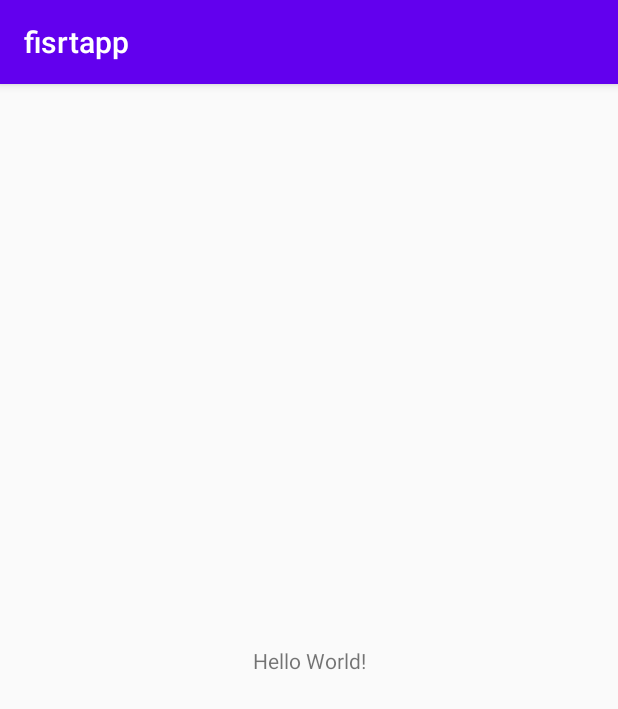
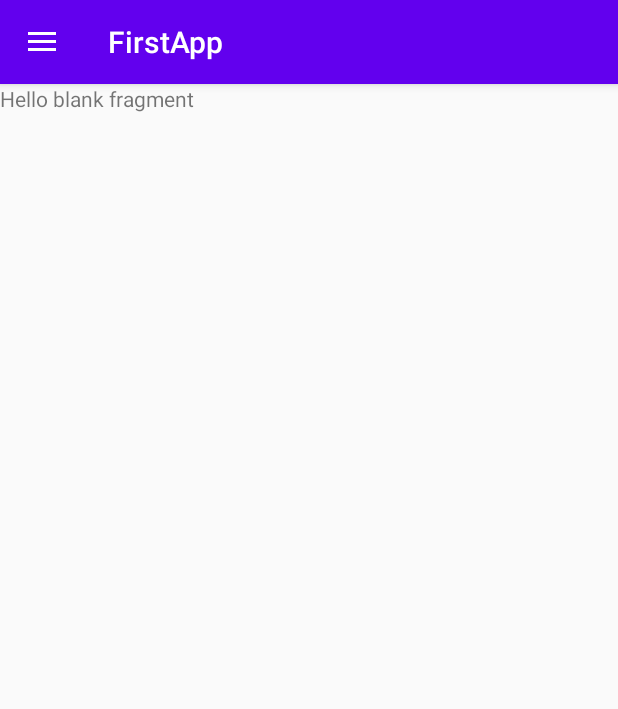
Before and after one commit to Phemika/fisrt-app, an Android app: the screen it shows after launch (MainActivity), on a phone screen of 412 x 824 dp. Shown: the top 709 px of the screen. Run offline under Robolectric (Android 15) with nearby library versions, the phone set to English and light mode, and no system bars; our stand-ins replace data binding, navigation-ui.

Commit message:
Modify MainActivity.kt, TitleFragment.kt, res layout activity_main.xml, fragment_title.xml, menu.xml, navigation.xml and strings.xml

```diff
--- a/app/build.gradle
+++ b/app/build.gradle
@@ -22,6 +22,9 @@ android {
             proguardFiles getDefaultProguardFile('proguard-android-optimize.txt'), 'proguard-rules.pro'
         }
     }
+    buildFeatures {
+        dataBinding true
+    }
 }
 
 dependencies {
--- a/app/src/main/java/com/example/fisrtapp/MainActivity.kt
+++ b/app/src/main/java/com/example/fisrtapp/MainActivity.kt
@@ -2,10 +2,32 @@ package com.example.fisrtapp
 
 import androidx.appcompat.app.AppCompatActivity
 import android.os.Bundle
+import androidx.databinding.DataBindingUtil
+import androidx.drawerlayout.widget.DrawerLayout
+import androidx.navigation.findNavController
+import androidx.navigation.ui.NavigationUI
+import com.example.fisrtapp.databinding.ActivityMainBinding
 
 class MainActivity : AppCompatActivity() {
+    private lateinit var drawerLayout: DrawerLayout
+
     override fun onCreate(savedInstanceState: Bundle?) {
         super.onCreate(savedInstanceState)
-        setContentView(R.layout.activity_main)
+        setContentView(R.layout.fragment_title)
+
+        val binding = DataBindingUtil.setContentView<ActivityMainBinding>(this,
+            R.layout.activity_main)
+
+        drawerLayout = binding.drawerLayout
+
+        val navController = this.findNavController(R.id.myNavHostFragment)
+
+        NavigationUI.setupActionBarWithNavController(this,navController, drawerLayout)
+
+        NavigationUI.setupWithNavController(binding.navView, navController)
+    }
+    override fun onSupportNavigateUp(): Boolean {
+        val navController = this.findNavController(R.id.myNavHostFragment)
+        return NavigationUI.navigateUp(navController, drawerLayout)
     }
 }
--- a/app/src/main/res/layout/activity_main.xml
+++ b/app/src/main/res/layout/activity_main.xml
@@ -1,18 +1,30 @@
 <?xml version="1.0" encoding="utf-8"?>
-<androidx.constraintlayout.widget.ConstraintLayout xmlns:android="http://schemas.android.com/apk/res/android"
-    xmlns:app="http://schemas.android.com/apk/res-auto"
-    xmlns:tools="http://schemas.android.com/tools"
-    android:layout_width="match_parent"
-    android:layout_height="match_parent"
-    tools:context=".MainActivity">
+<layout xmlns:android="http://schemas.android.com/apk/res/android"
+    xmlns:app="http://schemas.android.com/apk/res-auto">
+    <androidx.drawerlayout.widget.DrawerLayout
+        android:id="@+id/drawerLayout"
+        android:layout_width="match_parent"
+        android:layout_height="match_parent">
 
-    <TextView
-        android:layout_width="wrap_content"
-        android:layout_height="wrap_content"
-        android:text="Hello World!"
-        app:layout_constraintBottom_toBottomOf="parent"
-        app:layout_constraintLeft_toLeftOf="parent"
-        app:layout_constraintRight_toRightOf="parent"
-        app:layout_constraintTop_toTopOf="parent" />
+        <LinearLayout
+            android:layout_width="match_parent"
+            android:layout_height="match_parent"
+            android:orientation="vertical">
 
-</androidx.constraintlayout.widget.ConstraintLayout>
+            <fragment
+                android:id="@+id/myNavHostFragment"
+                android:name="androidx.navigation.fragment.NavHostFragment"
+                android:layout_width="match_parent"
+                android:layout_height="match_parent"
+                app:navGraph="@navigation/navigation"
+                app:defaultNavHost="true"
+                />
+        </LinearLayout>
+        <com.google.android.material.navigation.NavigationView
+            android:id="@+id/navView"
+            android:layout_width="wrap_content"
+            android:layout_height="match_parent"
+            android:layout_gravity="start"
+            app:menu="@menu/menu" />
+    </androidx.drawerlayout.widget.DrawerLayout>
+</layout>
--- a/app/src/main/res/layout/fragment_title.xml
+++ b/app/src/main/res/layout/fragment_title.xml
@@ -1,14 +1,16 @@
 <?xml version="1.0" encoding="utf-8"?>
-<FrameLayout xmlns:android="http://schemas.android.com/apk/res/android"
+<layout>
+    <LinearLayout xmlns:android="http://schemas.android.com/apk/res/android"
         xmlns:tools="http://schemas.android.com/tools"
+        xmlns:app="http://schemas.android.com/apk/res-auto"
         android:layout_width="match_parent"
         android:layout_height="match_parent"
         tools:context=".TitleFragment">
 
-    <!-- TODO: Update blank fragment layout -->
         <TextView
             android:layout_width="match_parent"
             android:layout_height="match_parent"
             android:text="@string/hello_blank_fragment" />
 
-</FrameLayout>
+    </LinearLayout>
+</layout>
--- a/app/src/main/res/menu/menu.xml
+++ b/app/src/main/res/menu/menu.xml
@@ -1,4 +1,11 @@
 <?xml version="1.0" encoding="utf-8"?>
 <menu xmlns:android="http://schemas.android.com/apk/res/android">
 
+    <item
+    android:id="@+id/aboutFragment"
+    android:title="@string/about" />
+
+    <item
+        android:id="@+id/contactFragment"
+        android:title="@string/contact" />
 </menu>
--- a/app/src/main/res/navigation/navigation.xml
+++ b/app/src/main/res/navigation/navigation.xml
@@ -1,5 +1,27 @@
 <?xml version="1.0" encoding="utf-8"?>
 <navigation xmlns:android="http://schemas.android.com/apk/res/android"
-    xmlns:app="http://schemas.android.com/apk/res-auto" android:id="@+id/navigation">
+    xmlns:app="http://schemas.android.com/apk/res-auto"
+    xmlns:tools="http://schemas.android.com/tools"
+    android:id="@+id/navigation"
+    app:startDestination="@id/TitleFragment"
+    tools:ignore="UnusedNavigation">
+
+    <fragment
+        android:id="@+id/TitleFragment"
+        android:name="com.example.fisrtapp.TitleFragment"
+        android:label="FirstApp"
+        tools:layout="@layout/fragment_title" />
+
+    <fragment
+        android:id="@+id/aboutFragment"
+        android:name="com.example.fisrtapp.aboutFragment"
+        android:label="About"
+        tools:layout="@layout/fragment_about" />
+
+    <fragment
+        android:id="@+id/contactFragment"
+        android:name="com.example.fisrtapp.contactFragment"
+        android:label="About"
+        tools:layout="@layout/fragment_contact" />
 
 </navigation>
--- a/app/src/main/res/values/strings.xml
+++ b/app/src/main/res/values/strings.xml
@@ -2,4 +2,6 @@
     <string name="app_name">fisrtapp</string>
     <!-- TODO: Remove or change this placeholder text -->
     <string name="hello_blank_fragment">Hello blank fragment</string>
+    <string name="about">about</string>
+    <string name="contact">contact</string>
 </resources>
```
Also changed, not shown: app/src/main/java/com/example/fisrtapp/TitleFragment.kt (+7 -48 lines). Lines whose indentation alone changed are shown as unchanged.
